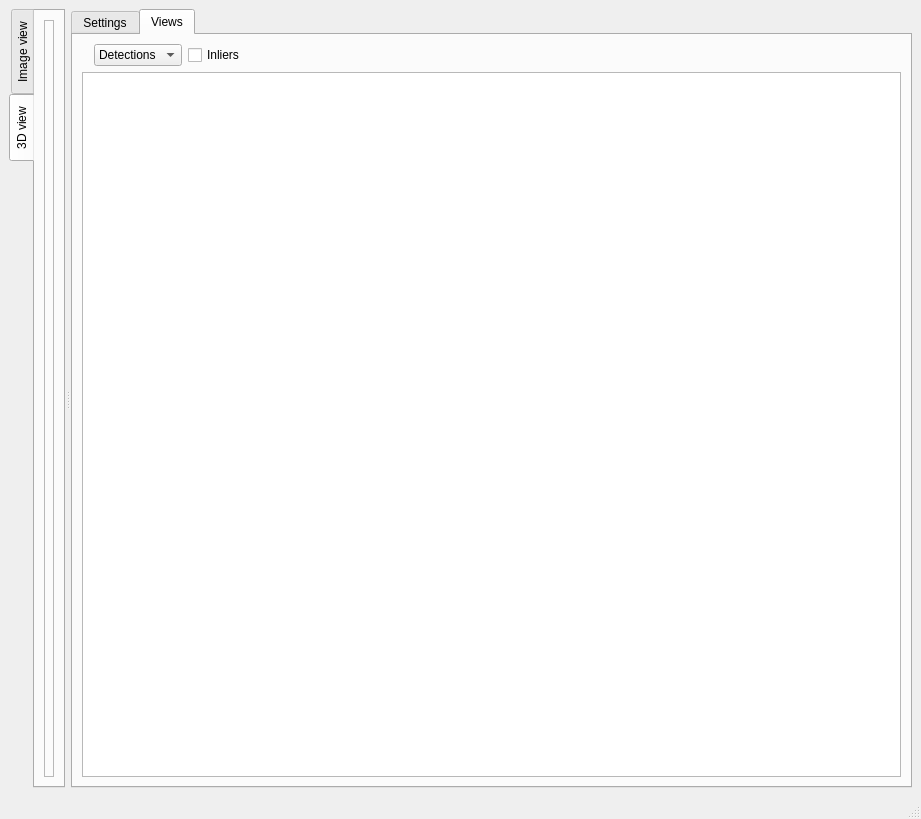
Old version of the form multical/interface/visualizer.ui in the repository oliver-batchelor/multical.
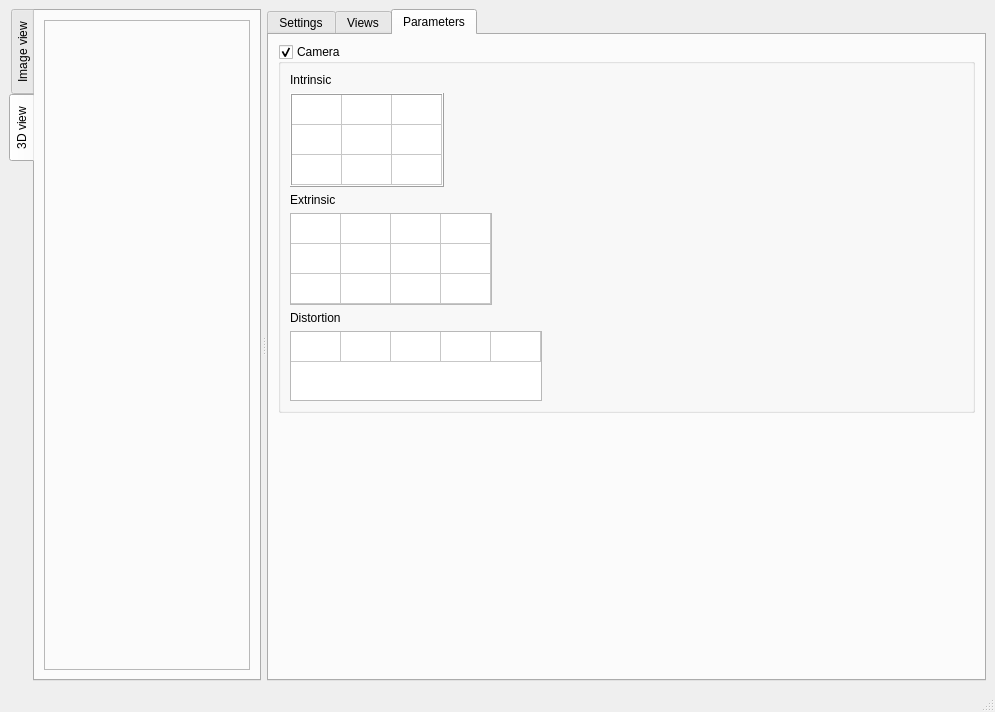
New version of the form. The open tabs and pages were chosen to show the change.

Diff of the .ui file:
```diff
--- a/multical/interface/visualizer.ui
+++ b/multical/interface/visualizer.ui
@@ -6,8 +6,8 @@
    <rect>
     <x>0</x>
     <y>0</y>
-    <width>921</width>
-    <height>819</height>
+    <width>995</width>
+    <height>712</height>
    </rect>
   </property>
   <property name="windowTitle">
@@ -96,6 +96,12 @@
                 <verstretch>0</verstretch>
                </sizepolicy>
               </property>
+              <property name="minimumSize">
+               <size>
+                <width>200</width>
+                <height>200</height>
+               </size>
+              </property>
               <property name="frameShape">
                <enum>QFrame::StyledPanel</enum>
               </property>
@@ -136,7 +142,7 @@
         </size>
        </property>
        <property name="currentIndex">
-        <number>1</number>
+        <number>2</number>
        </property>
        <widget class="QWidget" name="tab_3">
         <attribute name="title">
@@ -412,33 +418,7 @@
           </spacer>
          </item>
          <item row="0" column="2">
-          <widget class="QComboBox" name="metric_combo">
-           <item>
-            <property name="text">
-             <string>Detections</string>
-            </property>
-           </item>
-           <item>
-            <property name="text">
-             <string>Outliers</string>
-            </property>
-           </item>
-           <item>
-            <property name="text">
-             <string>RMS</string>
-            </property>
-           </item>
-           <item>
-            <property name="text">
-             <string>Median</string>
-            </property>
-           </item>
-           <item>
-            <property name="text">
-             <string>Max</string>
-            </property>
-           </item>
-          </widget>
+          <widget class="QComboBox" name="metric_combo"/>
          </item>
          <item row="0" column="3">
           <widget class="QCheckBox" name="inliers_check">
@@ -449,6 +429,330 @@
          </item>
         </layout>
        </widget>
+       <widget class="QWidget" name="tab_5">
+        <attribute name="title">
+         <string>Parameters</string>
+        </attribute>
+        <layout class="QVBoxLayout" name="verticalLayout_4">
+         <item>
+          <widget class="QGroupBox" name="groupBox">
+           <property name="title">
+            <string>Camera</string>
+           </property>
+           <property name="checkable">
+            <bool>true</bool>
+           </property>
+           <layout class="QVBoxLayout" name="verticalLayout_2">
+            <item>
+             <layout class="QGridLayout" name="gridLayout_7">
+              <item row="0" column="0">
+               <widget class="QLabel" name="label_2">
+                <property name="text">
+                 <string>Intrinsic</string>
+                </property>
+               </widget>
+              </item>
+              <item row="1" column="0">
+               <widget class="QTableWidget" name="tableWidget">
+                <property name="sizePolicy">
+                 <sizepolicy hsizetype="Minimum" vsizetype="Minimum">
+                  <horstretch>0</horstretch>
+                  <verstretch>0</verstretch>
+                 </sizepolicy>
+                </property>
+                <property name="frameShape">
+                 <enum>QFrame::Box</enum>
+                </property>
+                <property name="frameShadow">
+                 <enum>QFrame::Raised</enum>
+                </property>
+                <property name="verticalScrollBarPolicy">
+                 <enum>Qt::ScrollBarAlwaysOff</enum>
+                </property>
+                <property name="horizontalScrollBarPolicy">
+                 <enum>Qt::ScrollBarAlwaysOff</enum>
+                </property>
+                <property name="sizeAdjustPolicy">
+                 <enum>QAbstractScrollArea::AdjustToContents</enum>
+                </property>
+                <property name="showGrid">
+                 <bool>true</bool>
+                </property>
+                <attribute name="horizontalHeaderVisible">
+                 <bool>false</bool>
+                </attribute>
+                <attribute name="horizontalHeaderDefaultSectionSize">
+                 <number>50</number>
+                </attribute>
+                <attribute name="verticalHeaderVisible">
+                 <bool>false</bool>
+                </attribute>
+                <attribute name="verticalHeaderHighlightSections">
+                 <bool>true</bool>
+                </attribute>
+                <row>
+                 <property name="text">
+                  <string>0</string>
+                 </property>
+                </row>
+                <row>
+                 <property name="text">
+                  <string>1</string>
+                 </property>
+                </row>
+                <row>
+                 <property name="text">
+                  <string>2</string>
+                 </property>
+                </row>
+                <column>
+                 <property name="text">
+                  <string>0</string>
+                 </property>
+                </column>
+                <column>
+                 <property name="text">
+                  <string>1</string>
+                 </property>
+                </column>
+                <column>
+                 <property name="text">
+                  <string>2</string>
+                 </property>
+                </column>
+               </widget>
+              </item>
+              <item row="1" column="1">
+               <spacer name="horizontalSpacer_2">
+                <property name="orientation">
+                 <enum>Qt::Horizontal</enum>
+                </property>
+                <property name="sizeHint" stdset="0">
+                 <size>
+                  <width>322</width>
+                  <height>20</height>
+                 </size>
+                </property>
+               </spacer>
+              </item>
+             </layout>
+            </item>
+            <item>
+             <layout class="QGridLayout" name="gridLayout_6">
+              <item row="0" column="0">
+               <widget class="QLabel" name="label_3">
+                <property name="text">
+                 <string>Extrinsic</string>
+                </property>
+               </widget>
+              </item>
+              <item row="1" column="0">
+               <widget class="QTableWidget" name="tableWidget_2">
+                <property name="sizePolicy">
+                 <sizepolicy hsizetype="Minimum" vsizetype="Minimum">
+                  <horstretch>0</horstretch>
+                  <verstretch>0</verstretch>
+                 </sizepolicy>
+                </property>
+                <property name="verticalScrollBarPolicy">
+                 <enum>Qt::ScrollBarAlwaysOff</enum>
+                </property>
+                <property name="horizontalScrollBarPolicy">
+                 <enum>Qt::ScrollBarAlwaysOff</enum>
+                </property>
+                <property name="sizeAdjustPolicy">
+                 <enum>QAbstractScrollArea::AdjustToContents</enum>
+                </property>
+                <property name="columnCount">
+                 <number>4</number>
+                </property>
+                <attribute name="horizontalHeaderVisible">
+                 <bool>false</bool>
+                </attribute>
+                <attribute name="horizontalHeaderDefaultSectionSize">
+                 <number>50</number>
+                </attribute>
+                <attribute name="verticalHeaderVisible">
+                 <bool>false</bool>
+                </attribute>
+                <attribute name="verticalHeaderHighlightSections">
+                 <bool>true</bool>
+                </attribute>
+                <row>
+                 <property name="text">
+                  <string>0</string>
+                 </property>
+                </row>
+                <row>
+                 <property name="text">
+                  <string>1</string>
+                 </property>
+                </row>
+                <row>
+                 <property name="text">
+                  <string>2</string>
+                 </property>
+                </row>
+                <column>
+                 <property name="text">
+                  <string>0</string>
+                 </property>
+                </column>
+                <column>
+                 <property name="text">
+                  <string>1</string>
+                 </property>
+                </column>
+                <column>
+                 <property name="text">
+                  <string>2</string>
+                 </property>
+                </column>
+                <column/>
+               </widget>
+              </item>
+              <item row="1" column="1">
+               <spacer name="horizontalSpacer_3">
+                <property name="orientation">
+                 <enum>Qt::Horizontal</enum>
+                </property>
+                <property name="sizeHint" stdset="0">
+                 <size>
+                  <width>322</width>
+                  <height>20</height>
+                 </size>
+                </property>
+               </spacer>
+              </item>
+             </layout>
+            </item>
+            <item>
+             <layout class="QGridLayout" name="gridLayout_5">
+              <item row="1" column="1">
+               <spacer name="horizontalSpacer_4">
+                <property name="orientation">
+                 <enum>Qt::Horizontal</enum>
+                </property>
+                <property name="sizeHint" stdset="0">
+                 <size>
+                  <width>398</width>
+                  <height>20</height>
+                 </size>
+                </property>
+               </spacer>
+              </item>
+              <item row="1" column="0">
+               <widget class="QTableWidget" name="tableWidget_3">
+                <property name="enabled">
+                 <bool>true</bool>
+                </property>
+                <property name="sizePolicy">
+                 <sizepolicy hsizetype="Minimum" vsizetype="Fixed">
+                  <horstretch>0</horstretch>
+                  <verstretch>0</verstretch>
+                 </sizepolicy>
+                </property>
+                <property name="minimumSize">
+                 <size>
+                  <width>0</width>
+                  <height>0</height>
+                 </size>
+                </property>
+                <property name="frameShadow">
+                 <enum>QFrame::Plain</enum>
+                </property>
+                <property name="verticalScrollBarPolicy">
+                 <enum>Qt::ScrollBarAlwaysOff</enum>
+                </property>
+                <property name="horizontalScrollBarPolicy">
+                 <enum>Qt::ScrollBarAlwaysOff</enum>
+                </property>
+                <property name="sizeAdjustPolicy">
+                 <enum>QAbstractScrollArea::AdjustToContents</enum>
+                </property>
+                <property name="autoScrollMargin">
+                 <number>16</number>
+                </property>
+                <property name="wordWrap">
+                 <bool>true</bool>
+                </property>
+                <property name="cornerButtonEnabled">
+                 <bool>true</bool>
+                </property>
+                <property name="rowCount">
+                 <number>1</number>
+                </property>
+                <property name="columnCount">
+                 <number>5</number>
+                </property>
+                <attribute name="horizontalHeaderVisible">
+                 <bool>false</bool>
+                </attribute>
+                <attribute name="horizontalHeaderMinimumSectionSize">
+                 <number>20</number>
+                </attribute>
+                <attribute name="horizontalHeaderDefaultSectionSize">
+                 <number>50</number>
+                </attribute>
+                <attribute name="verticalHeaderVisible">
+                 <bool>false</bool>
+                </attribute>
+                <attribute name="verticalHeaderMinimumSectionSize">
+                 <number>19</number>
+                </attribute>
+                <attribute name="verticalHeaderDefaultSectionSize">
+                 <number>30</number>
+                </attribute>
+                <attribute name="verticalHeaderHighlightSections">
+                 <bool>true</bool>
+                </attribute>
+                <row/>
+                <column>
+                 <property name="text">
+                  <string>0</string>
+                 </property>
+                </column>
+                <column>
+                 <property name="text">
+                  <string>1</string>
+                 </property>
+                </column>
+                <column>
+                 <property name="text">
+                  <string>2</string>
+                 </property>
+                </column>
+                <column/>
+                <column/>
+               </widget>
+              </item>
+              <item row="0" column="0">
+               <widget class="QLabel" name="label_6">
+                <property name="text">
+                 <string>Distortion</string>
+                </property>
+               </widget>
+              </item>
+             </layout>
+            </item>
+           </layout>
+          </widget>
+         </item>
+         <item>
+          <spacer name="verticalSpacer_2">
+           <property name="orientation">
+            <enum>Qt::Vertical</enum>
+           </property>
+           <property name="sizeHint" stdset="0">
+            <size>
+             <width>20</width>
+             <height>217</height>
+            </size>
+           </property>
+          </spacer>
+         </item>
+        </layout>
+       </widget>
       </widget>
      </widget>
     </item>
```
Left out of the diff: 4 changed lines with no effect on the pictures.
